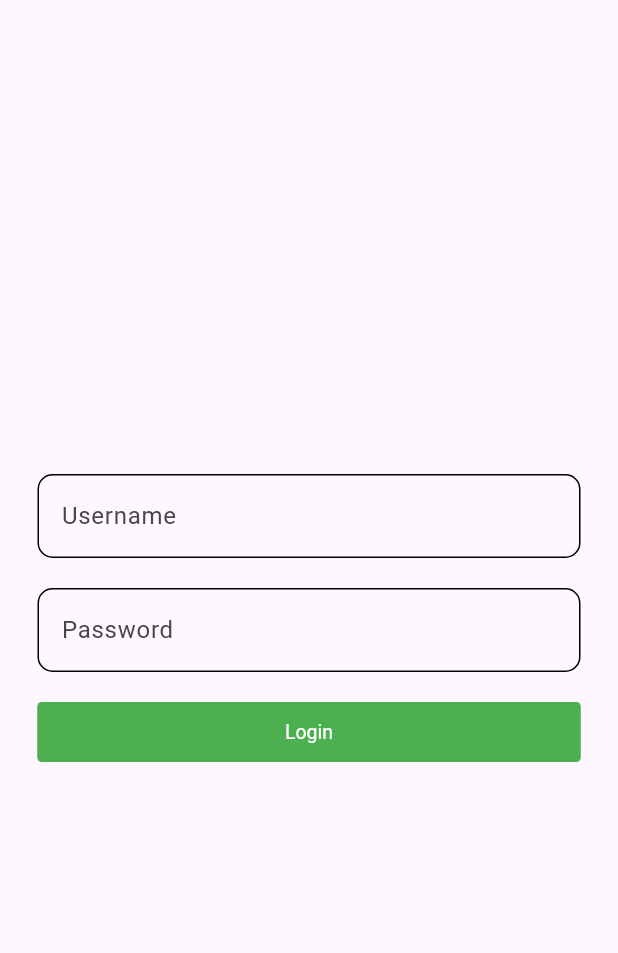
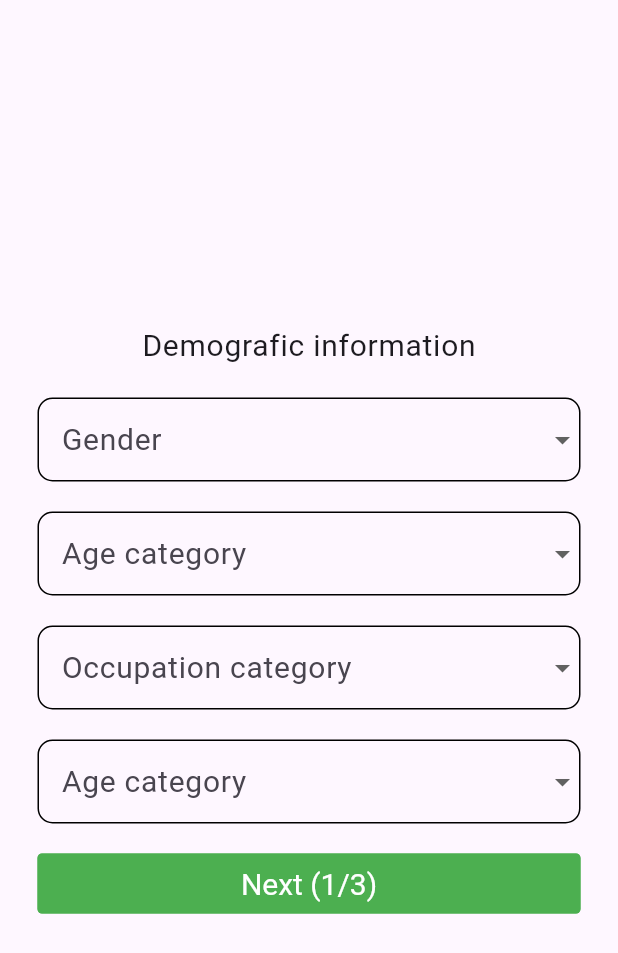
Before and after one commit to projekt-inzynierski/survey_frontend, a Flutter app: the screen it shows after launch, on a phone screen of 412 x 824 dp. Shown: the top 953 px of the screen. Run offline on Flutter 3.47's test engine with Material 3 defaults, Android fonts, the phone set to English and light mode, and no system bars; drawn by our look-alikes of getwidget; our stand-ins replace get.

Commit message:
#8: add insert respondent data pages (#2)

```diff
--- /dev/null
+++ b/lib/presentation/controllers/controller_base.dart
@@ -0,0 +1,12 @@
+import 'package:flutter/material.dart';
+import 'package:get/get.dart';
+
+class ControllerBase extends GetxController{
+  Future<void> handleSomethingWentWrong(Object error) async{
+    await Get.defaultDialog(
+        title: "Error",
+        middleText: "Something went wrong. Try again later",
+        confirm: const Text("Ok")
+      );
+  }
+}
--- /dev/null
+++ b/lib/presentation/controllers/insert_demografic_information_controller.dart
@@ -0,0 +1,46 @@
+import 'package:flutter/material.dart';
+import 'package:get/get.dart';
+import 'package:survey_frontend/presentation/controllers/controller_base.dart';
+
+class InsertDemograficInformationController extends ControllerBase{
+  final RxList<String> genders = ["Male", "Female"].obs;
+  final RxList<String> ageCategories = ["50-59", "60-69", "70 and more"].obs;
+  final RxList<String> occupationCategories = ["option 1", "option 2", "option 3"].obs;
+  final RxList<String> educationCategories = ["option 1", "option 2", "option 3"].obs;
+
+  Rx<String?> selectedGender = Rx(null);
+  Rx<String?> selectedAgeCategory = Rx(null);
+  Rx<String?> selectedOccupationCategory = Rx(null);
+  Rx<String?> selectedEducationCategory = Rx(null);
+
+  final formKey = GlobalKey<FormState>();
+  bool isBusy = false;
+
+  String? validateNotEmpty(String? value){
+    if (value == null){
+      return "Value must not be empty";
+    }
+    return null;
+  }
+
+  void next() async{
+    if (isBusy){
+      return;
+    }
+
+    try{
+      isBusy = true;
+      final isValid = formKey.currentState!.validate();
+      Get.focusScope!.unfocus();
+
+      if (isValid) {
+        formKey.currentState!.save();
+        await Get.toNamed("/insertdemograficinformation/inserthealthstatusinformation");
+      }
+    } catch (e){
+      await handleSomethingWentWrong(e);
+    }finally{
+      isBusy = false;
+    }
+  }
+}
--- a/lib/presentation/controllers/login_controller.dart
+++ b/lib/presentation/controllers/login_controller.dart
@@ -1,8 +1,9 @@
 import 'package:flutter/material.dart';
 import 'package:get/get.dart';
 import 'package:survey_frontend/data/models/login_dto.dart';
+import 'package:survey_frontend/presentation/controllers/controller_base.dart';
 
-class LoginController extends GetxController{
+class LoginController extends ControllerBase{
   final Rx<LoginDto> model = LoginDto().obs;
   final formKey = GlobalKey<FormState>();
   bool isBusy = false;
@@ -22,10 +23,7 @@ class LoginController extends GetxController{
         await Get.offNamed("/home");
       }
     } catch (e){
-      await Get.defaultDialog(
-        title: "Error",
-        middleText: "Something went wrong. Try again later",
-      );
+      await handleSomethingWentWrong(e);
     } finally{
       isBusy = false;
     }
--- /dev/null
+++ b/lib/presentation/screens/insert_demografic_information_screen.dart
@@ -0,0 +1,103 @@
+import 'package:flutter/material.dart';
+import 'package:get/get.dart';
+import 'package:getwidget/getwidget.dart';
+import 'package:survey_frontend/presentation/controllers/insert_demografic_information_controller.dart';
+
+class InsertDemograficInformationDataScreen
+    extends GetView<InsertDemograficInformationController> {
+  const InsertDemograficInformationDataScreen({super.key});
+
+  @override
+  Widget build(BuildContext context) {
+    return Scaffold(
+      body: Padding(
+        padding: const EdgeInsets.all(25.0),
+        child: Form(
+          key: controller.formKey,
+          child: Column(
+            crossAxisAlignment: CrossAxisAlignment.center,
+            mainAxisAlignment: MainAxisAlignment.center,
+            children: [
+              Text("Demografic information",
+                  style: Theme.of(context).textTheme.bodyLarge),
+              const SizedBox(
+                height: 20,
+              ),
+              Obx(() => DropdownButtonFormField(
+                  validator: controller.validateNotEmpty,
+                  decoration: const InputDecoration(labelText: "Gender"),
+                  isExpanded: true,
+                  value: controller.selectedGender.value,
+                  items: controller.genders
+                      .map((val) => DropdownMenuItem(
+                            value: val,
+                            child: Text(val),
+                          ))
+                      .toList(),
+                  onChanged: (value) {
+                    controller.selectedGender.value = value;
+                  })),
+              const SizedBox(height: 20),
+              Obx(() => DropdownButtonFormField(
+                  validator: controller.validateNotEmpty,
+                  decoration: const InputDecoration(labelText: "Age category"),
+                  isExpanded: true,
+                  value: controller.selectedAgeCategory.value,
+                  items: controller.ageCategories
+                      .map((val) => DropdownMenuItem(
+                            value: val,
+                            child: Text(val),
+                          ))
+                      .toList(),
+                  onChanged: (value) {
+                    controller.selectedAgeCategory.value = value;
+                  })),
+              const SizedBox(height: 20),
+              Obx(() => DropdownButtonFormField(
+                  validator: controller.validateNotEmpty,
+                  decoration:
+                      const InputDecoration(labelText: "Occupation category"),
+                  isExpanded: true,
+                  value: controller.selectedOccupationCategory.value,
+                  items: controller.occupationCategories
+                      .map((val) => DropdownMenuItem(
+                            value: val,
+                            child: Text(val),
+                          ))
+                      .toList(),
+                  onChanged: (value) {
+                    controller.selectedOccupationCategory.value = value;
+                  })),
+              const SizedBox(height: 20),
+              Obx(() => DropdownButtonFormField(
+                  validator: controller.validateNotEmpty,
+                  decoration: const InputDecoration(labelText: "Age category"),
+                  isExpanded: true,
+                  value: controller.selectedEducationCategory.value,
+                  items: controller.educationCategories
+                      .map((val) => DropdownMenuItem(
+                            value: val,
+                            child: Text(val),
+                          ))
+                      .toList(),
+                  onChanged: (value) {
+                    controller.selectedEducationCategory.value = value;
+                  })),
+              const SizedBox(
+                height: 20,
+              ),
+              GFButton(
+                onPressed: controller.next,
+                text: "Next (1/3)",
+                textStyle: const TextStyle(fontSize: 20),
+                type: GFButtonType.solid,
+                color: Theme.of(context).primaryColor,
+                blockButton: true,
+              )
+            ],
+          ),
+        ),
+      ),
+    );
+  }
+}
```
Also changed, not shown: lib/main.dart (+23 -2 lines), lib/presentation/app_styles.dart (+12 -1 lines), lib/presentation/bindings/insert_demografic_information_bindings.dart (added, +9 -0 lines), lib/presentation/bindings/insert_health_status_information_bindings.dart (added, +9 -0 lines), lib/presentation/bindings/insert_well_being_information_bindings.dart (added, +9 -0 lines), lib/presentation/controllers/insert_health_status_information_controller.dart (added, +46 -0 lines), lib/presentation/controllers/insert_well_being_information_controller.dart (added, +49 -0 lines), lib/presentation/screens/insert_health_status_information_screen.dart (added, +94 -0 lines), lib/presentation/screens/insert_well_being_information_screen.dart (added, +107 -0 lines).
